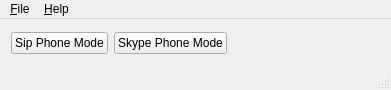
This is kitphone.ui in kitech/kitphone as Qt 5 draws it before an edit. The edited form follows.
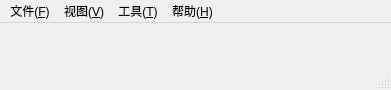
This is the edited form.

Patch:
```diff
--- a/kitphone.ui
+++ b/kitphone.ui
@@ -17,57 +17,7 @@
    <string>Kitphone SIP/Skype Soft  phone</string>
   </property>
   <widget class="QWidget" name="centralWidget">
-   <layout class="QVBoxLayout" name="verticalLayout">
-    <item>
-     <layout class="QHBoxLayout" name="horizontalLayout">
-      <item>
-       <widget class="QPushButton" name="pushButton">
-        <property name="text">
-         <string>Sip Phone Mode</string>
-        </property>
-        <property name="checkable">
-         <bool>true</bool>
-        </property>
-        <property name="checked">
-         <bool>false</bool>
-        </property>
-        <property name="autoExclusive">
-         <bool>true</bool>
-        </property>
-       </widget>
-      </item>
-      <item>
-       <widget class="QPushButton" name="pushButton_2">
-        <property name="text">
-         <string>Skype Phone Mode</string>
-        </property>
-        <property name="checkable">
-         <bool>true</bool>
-        </property>
-        <property name="checked">
-         <bool>false</bool>
-        </property>
-        <property name="autoExclusive">
-         <bool>true</bool>
-        </property>
-       </widget>
-      </item>
-      <item>
-       <spacer name="horizontalSpacer">
-        <property name="orientation">
-         <enum>Qt::Horizontal</enum>
-        </property>
-        <property name="sizeHint" stdset="0">
-         <size>
-          <width>40</width>
-          <height>20</height>
-         </size>
-        </property>
-       </spacer>
-      </item>
-     </layout>
-    </item>
-   </layout>
+   <layout class="QVBoxLayout" name="verticalLayout"/>
   </widget>
   <widget class="QStatusBar" name="statusBar"/>
   <widget class="QMenuBar" name="menuBar">
@@ -81,7 +31,7 @@
    </property>
    <widget class="QMenu" name="menu">
     <property name="title">
-     <string>&amp;File</string>
+     <string>文件(&amp;F)</string>
     </property>
     <addaction name="action"/>
     <addaction name="separator"/>
@@ -89,11 +39,27 @@
    </widget>
    <widget class="QMenu" name="menu_Help">
     <property name="title">
-     <string>&amp;Help</string>
+     <string>帮助(&amp;H)</string>
     </property>
     <addaction name="action_About"/>
    </widget>
+   <widget class="QMenu" name="menuView">
+    <property name="title">
+     <string>视图(&amp;V)</string>
+    </property>
+    <addaction name="actionSip_Phone_Mode"/>
+    <addaction name="actionSkype_Phone_Mode"/>
+    <addaction name="actionEmpty_Phone_Mode"/>
+   </widget>
+   <widget class="QMenu" name="menu_2">
+    <property name="title">
+     <string>工具(&amp;T)</string>
+    </property>
+    <addaction name="action_2"/>
+   </widget>
    <addaction name="menu"/>
+   <addaction name="menuView"/>
+   <addaction name="menu_2"/>
    <addaction name="menu_Help"/>
   </widget>
   <action name="actionDsfdsfdsf">
```
Left out of the diff: 40 changed lines with no effect on the pictures.
